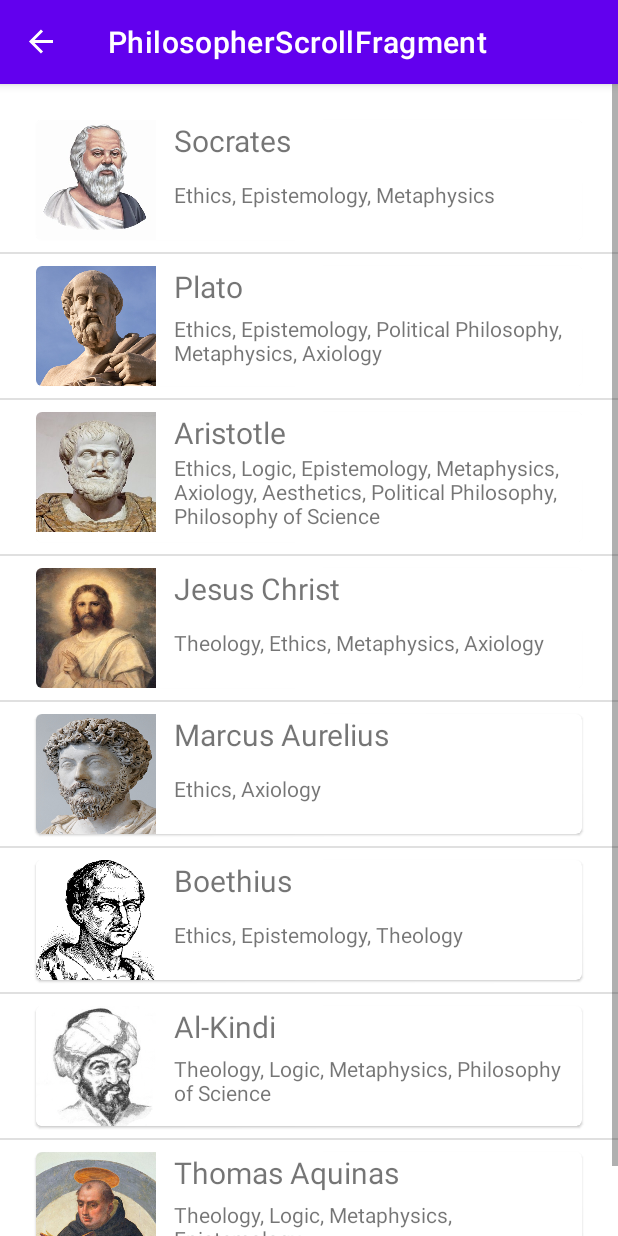
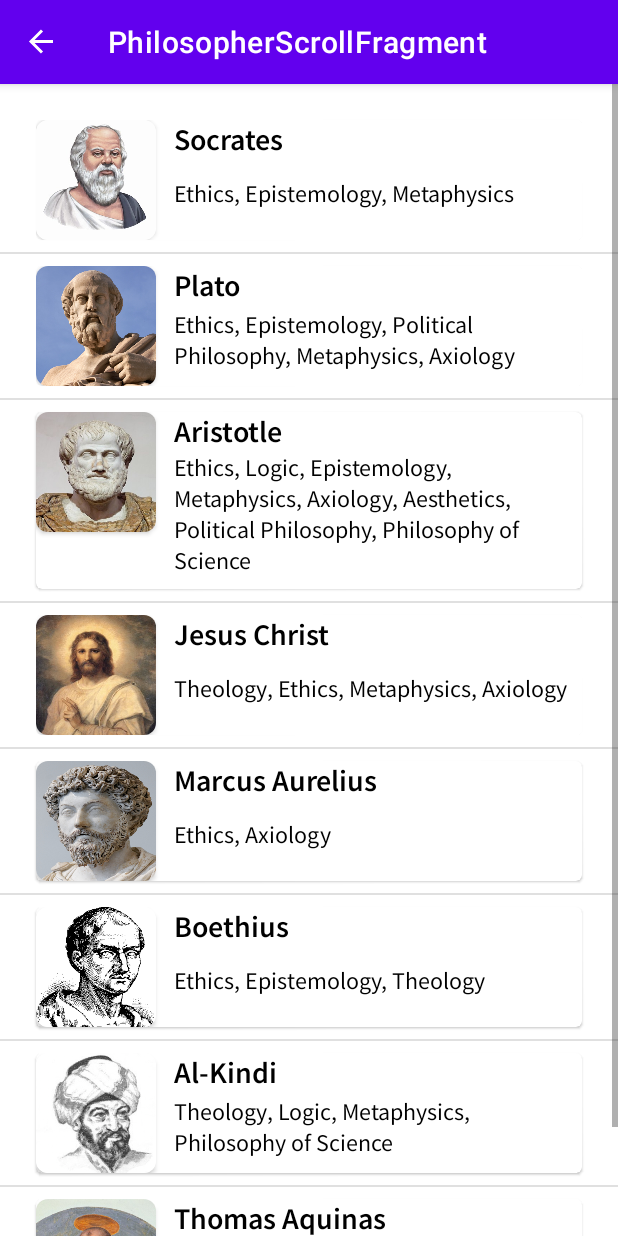
Before and after one commit to Adam1302/philosophy-centre, an Android app: the PhilosopherScrollFragment screen opened through its navigation route, on a phone screen of 412 x 824 dp. Run offline under Robolectric (Android 15) with nearby library versions, the light colour scheme and no system bars; our stand-ins replace data binding, navigation-ui.

Commit message:
Layout fixes for PhilosopherScroll

```diff
--- a/app/src/main/res/layout/philosopher_item.xml
+++ b/app/src/main/res/layout/philosopher_item.xml
@@ -11,29 +11,42 @@
         android:layout_width="match_parent"
         android:layout_height="wrap_content">
 
-        <ImageView
-            android:id="@+id/philosopher_item_image"
-            android:layout_width="80dp"
-            android:layout_height="80dp"
-            android:scaleType="fitXY"
-            android:src="@color/white"
+        <androidx.cardview.widget.CardView
+            android:id="@+id/philosopher_item_card"
+            android:layout_width="wrap_content"
+            android:layout_height="wrap_content"
+            app:cardCornerRadius="8dp"
             app:layout_constraintTop_toTopOf="parent"
-            app:layout_constraintStart_toStartOf="parent" />
+            app:layout_constraintStart_toStartOf="parent" >
+            <ImageView
+                android:id="@+id/philosopher_item_image"
+                android:layout_width="80dp"
+                android:layout_height="80dp"
+                android:scaleType="fitXY"
+                android:src="@color/white" />
+        </androidx.cardview.widget.CardView>
+
+
 
         <TextView
             android:id="@+id/philosopher_item_name"
             android:layout_width="wrap_content"
             android:layout_height="wrap_content"
             android:layout_marginStart="12dp"
+            android:fontFamily="@font/source_sans_pro_semi_bold"
+            android:textColor="@color/black"
             android:textSize="@dimen/heading4_textSize"
-            app:layout_constraintTop_toTopOf="@id/philosopher_item_image"
-            app:layout_constraintStart_toEndOf="@id/philosopher_item_image" />
+            app:layout_constraintTop_toTopOf="@id/philosopher_item_card"
+            app:layout_constraintStart_toEndOf="@id/philosopher_item_card" />
 
         <TextView
             android:id="@+id/philosopher_item_interests"
             android:layout_width="0dp"
             android:layout_height="wrap_content"
             android:layout_marginBottom="8dp"
+            android:fontFamily="@font/source_sans_pro_regular"
+            android:textColor="@color/black"
+            android:textSize="16sp"
             app:layout_constraintTop_toBottomOf="@id/philosopher_item_name"
             app:layout_constraintBottom_toBottomOf="parent"
             app:layout_constraintStart_toStartOf="@id/philosopher_item_name"
```
